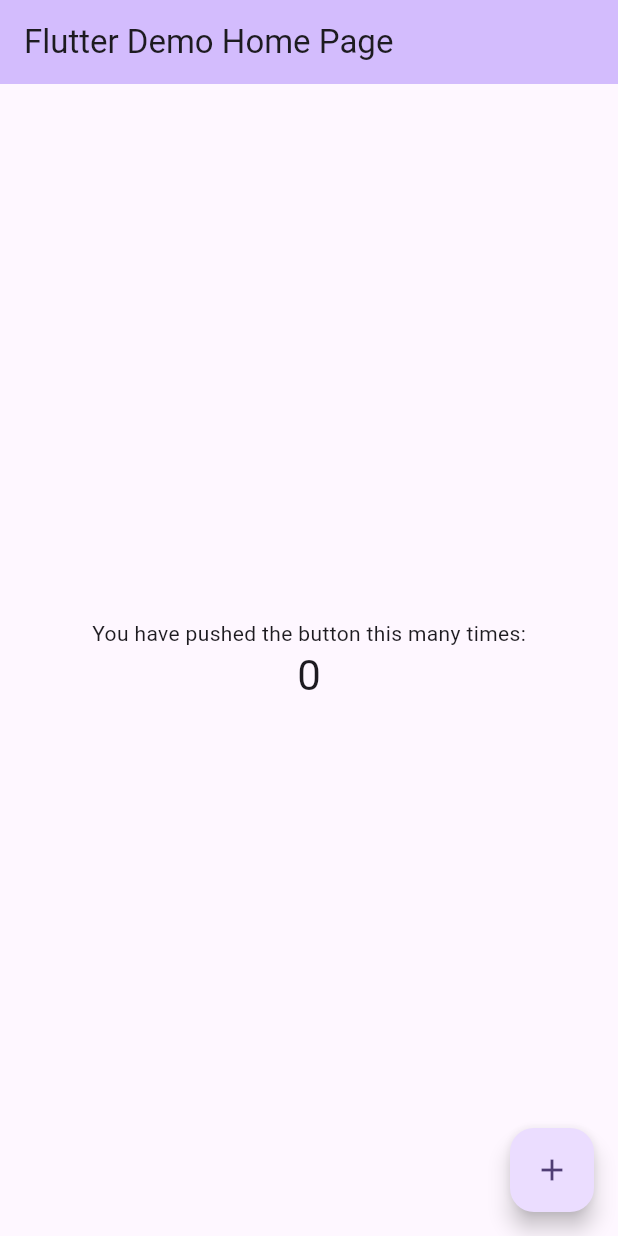
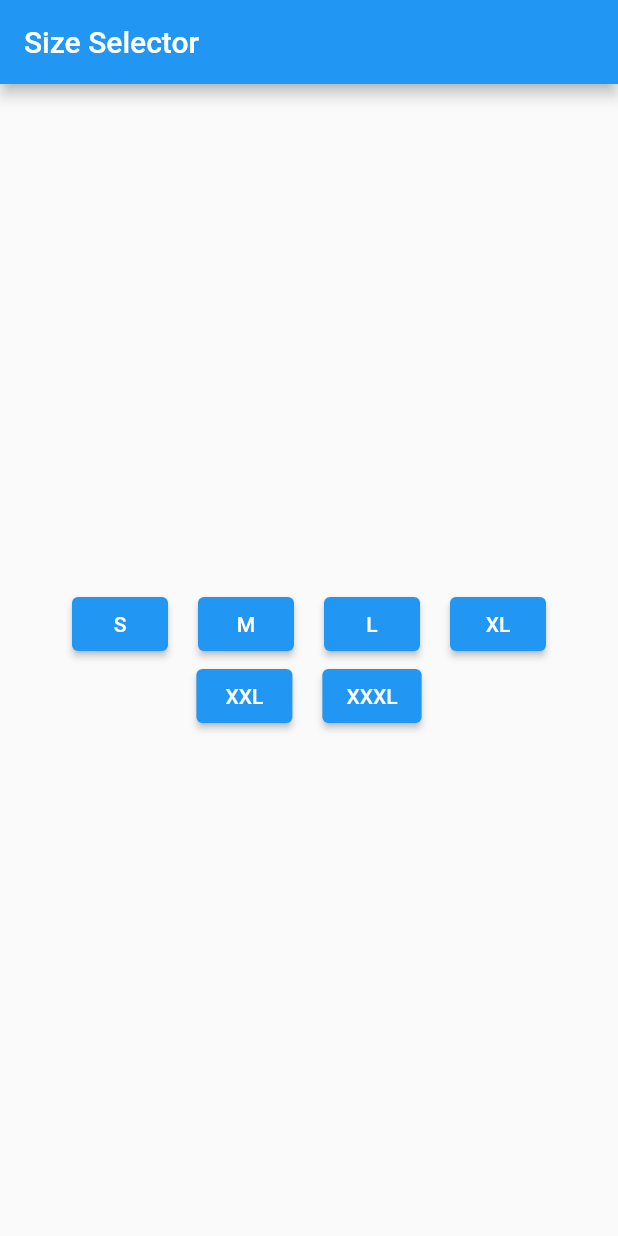
Before and after one commit to sohel7/livetest_module_09, a Flutter app: the screen it shows after launch, on a phone screen of 412 x 824 dp. Run offline on Flutter 3.47's test engine with Material 2 defaults, Android fonts, the phone set to English and light mode, and no system bars.

Commit message:
Update main.dart

```diff
--- a/lib/main.dart
+++ b/lib/main.dart
@@ -1,125 +1,127 @@
 import 'package:flutter/material.dart';
 
 void main() {
-  runApp(const MyApp());
+  runApp(MyApp());
 }
 
 class MyApp extends StatelessWidget {
-  const MyApp({super.key});
-
-  // This widget is the root of your application.
   @override
   Widget build(BuildContext context) {
     return MaterialApp(
-      title: 'Flutter Demo',
-      theme: ThemeData(
-        // This is the theme of your application.
-        //
-        // TRY THIS: Try running your application with "flutter run". You'll see
-        // the application has a blue toolbar. Then, without quitting the app,
-        // try changing the seedColor in the colorScheme below to Colors.green
-        // and then invoke "hot reload" (save your changes or press the "hot
-        // reload" button in a Flutter-supported IDE, or press "r" if you used
-        // the command line to start the app).
-        //
-        // Notice that the counter didn't reset back to zero; the application
-        // state is not lost during the reload. To reset the state, use hot
-        // restart instead.
-        //
-        // This works for code too, not just values: Most code changes can be
-        // tested with just a hot reload.
-        colorScheme: ColorScheme.fromSeed(seedColor: Colors.deepPurple),
-        useMaterial3: true,
-      ),
-      home: const MyHomePage(title: 'Flutter Demo Home Page'),
+      home: ButtonColorChangeScreen(),
     );
   }
 }
 
-class MyHomePage extends StatefulWidget {
-  const MyHomePage({super.key, required this.title});
-
-  // This widget is the home page of your application. It is stateful, meaning
-  // that it has a State object (defined below) that contains fields that affect
-  // how it looks.
-
-  // This class is the configuration for the state. It holds the values (in this
-  // case the title) provided by the parent (in this case the App widget) and
-  // used by the build method of the State. Fields in a Widget subclass are
-  // always marked "final".
-
-  final String title;
-
+class ButtonColorChangeScreen extends StatefulWidget {
   @override
-  State<MyHomePage> createState() => _MyHomePageState();
+  _ButtonColorChangeScreenState createState() =>
+      _ButtonColorChangeScreenState();
 }
 
-class _MyHomePageState extends State<MyHomePage> {
-  int _counter = 0;
+class _ButtonColorChangeScreenState extends State<ButtonColorChangeScreen> {
+  String selectedSize = "";
+  Color selectedColor = Colors.blue; // Default color
 
-  void _incrementCounter() {
+  void _changeColor(String size, Color color) {
     setState(() {
-      // This call to setState tells the Flutter framework that something has
-      // changed in this State, which causes it to rerun the build method below
-      // so that the display can reflect the updated values. If we changed
-      // _counter without calling setState(), then the build method would not be
-      // called again, and so nothing would appear to happen.
-      _counter++;
+      selectedSize = size;
+      selectedColor = color;
     });
+    _showSnackbar(size);
+  }
+
+  void _showSnackbar(String size) {
+    ScaffoldMessenger.of(context).showSnackBar(
+      SnackBar(
+        content: Text('Selected Size: $size'),
+        duration: Duration(seconds: 2),
+      ),
+    );
   }
 
   @override
   Widget build(BuildContext context) {
-    // This method is rerun every time setState is called, for instance as done
-    // by the _incrementCounter method above.
-    //
-    // The Flutter framework has been optimized to make rerunning build methods
-    // fast, so that you can just rebuild anything that needs updating rather
-    // than having to individually change instances of widgets.
     return Scaffold(
       appBar: AppBar(
-        // TRY THIS: Try changing the color here to a specific color (to
-        // Colors.amber, perhaps?) and trigger a hot reload to see the AppBar
-        // change color while the other colors stay the same.
-        backgroundColor: Theme.of(context).colorScheme.inversePrimary,
-        // Here we take the value from the MyHomePage object that was created by
-        // the App.build method, and use it to set our appbar title.
-        title: Text(widget.title),
+        title: const Text('Size Selector'),
       ),
       body: Center(
-        // Center is a layout widget. It takes a single child and positions it
-        // in the middle of the parent.
         child: Column(
-          // Column is also a layout widget. It takes a list of children and
-          // arranges them vertically. By default, it sizes itself to fit its
-          // children horizontally, and tries to be as tall as its parent.
-          //
-          // Column has various properties to control how it sizes itself and
-          // how it positions its children. Here we use mainAxisAlignment to
-          // center the children vertically; the main axis here is the vertical
-          // axis because Columns are vertical (the cross axis would be
-          // horizontal).
-          //
-          // TRY THIS: Invoke "debug painting" (choose the "Toggle Debug Paint"
-          // action in the IDE, or press "p" in the console), to see the
-          // wireframe for each widget.
           mainAxisAlignment: MainAxisAlignment.center,
           children: <Widget>[
-            const Text(
-              'You have pushed the button this many times:',
-            ),
-            Text(
-              '$_counter',
-              style: Theme.of(context).textTheme.headlineMedium,
+            Padding(
+              padding: const EdgeInsets.all(16.0), // Add space around buttons
+              child: Wrap(
+                alignment: WrapAlignment.center,
+                spacing: 20, // Set spacing between buttons
+                children: <Widget>[
+                  ElevatedButton(
+                    onPressed: () {
+                      _changeColor('Small', Colors.red);
+                    },
+                    style: ElevatedButton.styleFrom(
+                      primary:
+                      selectedSize == 'Small' ? selectedColor : Colors.blue,
+                    ),
+                    child: const Text('S'),
+                  ),
+                  ElevatedButton(
+                    onPressed: () {
+                      _changeColor('Medium', Colors.green);
+                    },
+                    style: ElevatedButton.styleFrom(
+                      primary: selectedSize == 'Medium'
+                          ? selectedColor
+                          : Colors.blue,
+                    ),
+                    child: const Text('M'),
+                  ),
+                  ElevatedButton(
+                    onPressed: () {
+                      _changeColor('Large', Colors.orange);
+                    },
+                    style: ElevatedButton.styleFrom(
+                      primary:
+                      selectedSize == 'Large' ? selectedColor : Colors.blue,
+                    ),
+                    child: const Text('L'),
+                  ),
+                  ElevatedButton(
+                    onPressed: () {
+                      _changeColor('XL', Colors.orange);
+                    },
+                    style: ElevatedButton.styleFrom(
+                      primary: selectedSize == 'XL' ? selectedColor : Colors.blue,
+                    ),
+                    child: const Text('XL'),
+                  ),
+                  ElevatedButton(
+                    onPressed: () {
+                      _changeColor('XXL', Colors.orange);
+                    },
+                    style: ElevatedButton.styleFrom(
+                      primary:
+                      selectedSize == 'XXL' ? selectedColor : Colors.blue,
+                    ),
+                    child: const Text('XXL'),
+                  ),
+                  ElevatedButton(
+                    onPressed: () {
+                      _changeColor('XXXL', Colors.orange);
+                    },
+                    style: ElevatedButton.styleFrom(
+                      primary:
+                      selectedSize == 'XXXL' ? selectedColor : Colors.blue,
+                    ),
+                    child: const Text('XXXL'),
+                  ),
+                ],
+              ),
             ),
           ],
         ),
       ),
-      floatingActionButton: FloatingActionButton(
-        onPressed: _incrementCounter,
-        tooltip: 'Increment',
-        child: const Icon(Icons.add),
-      ), // This trailing comma makes auto-formatting nicer for build methods.
     );
   }
 }
```
